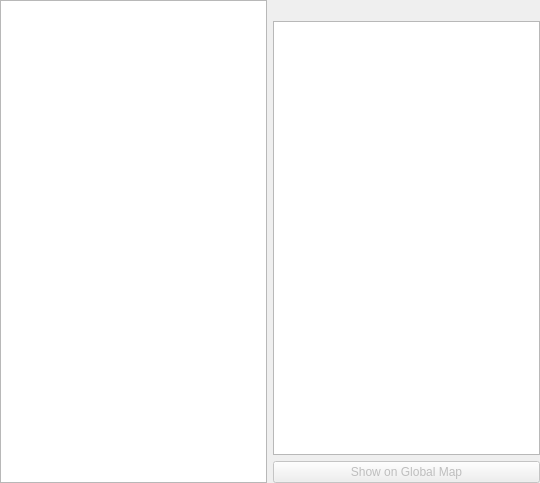
The window that widgets/quests/ui/questswidget.ui (matzman666/PyPipboyApp) describes before a commit, drawn with Qt 5.
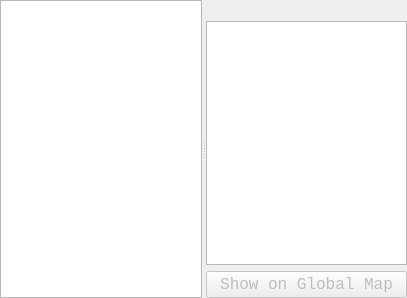
The same window after the commit.

Commit message:
Cleaned up my code so everything is following the same guidelines and format.
Converted all UI update calls to be Qt Signals.

Found a bug with the Stats widget where if I connect during the main menu and load a game, the Data's were not being updated. So I went back to a single 4 levels deep call to PlayerInfo. Everything updates now, but I'm afraid we might be seeing problems again with Akamal and the HotKey healing lag. Here's hoping no problems...

What changed in the file:
```diff
--- a/widgets/quests/ui/questswidget.ui
+++ b/widgets/quests/ui/questswidget.ui
@@ -6,14 +6,14 @@
    <rect>
     <x>0</x>
     <y>0</y>
-    <width>540</width>
-    <height>483</height>
+    <width>407</width>
+    <height>298</height>
    </rect>
   </property>
   <property name="windowTitle">
    <string>Form</string>
   </property>
-  <layout class="QVBoxLayout" name="verticalLayout">
+  <layout class="QVBoxLayout" name="verticalLayout_2">
    <property name="leftMargin">
     <number>0</number>
    </property>
@@ -27,14 +27,16 @@
     <number>0</number>
    </property>
    <item>
-    <layout class="QHBoxLayout" name="SideSplitter">
-     <item>
-      <widget class="QTableView" name="questView">
-       <property name="sizePolicy">
-        <sizepolicy hsizetype="Preferred" vsizetype="MinimumExpanding">
-         <horstretch>0</horstretch>
-         <verstretch>0</verstretch>
-        </sizepolicy>
+    <widget class="QSplitter" name="splitter">
+     <property name="orientation">
+      <enum>Qt::Horizontal</enum>
+     </property>
+     <widget class="QTableView" name="questList">
+      <property name="minimumSize">
+       <size>
+        <width>200</width>
+        <height>0</height>
+       </size>
        </property>
        <property name="font">
         <font>
@@ -42,15 +44,6 @@
          <pointsize>12</pointsize>
         </font>
        </property>
-       <property name="focusPolicy">
-        <enum>Qt::NoFocus</enum>
-       </property>
-       <property name="horizontalScrollBarPolicy">
-        <enum>Qt::ScrollBarAsNeeded</enum>
-       </property>
-       <property name="sizeAdjustPolicy">
-        <enum>QAbstractScrollArea::AdjustToContentsOnFirstShow</enum>
-       </property>
        <property name="editTriggers">
         <set>QAbstractItemView::NoEditTriggers</set>
        </property>
@@ -63,9 +56,6 @@
        <property name="showGrid">
         <bool>false</bool>
        </property>
-       <property name="wordWrap">
-        <bool>false</bool>
-       </property>
        <property name="cornerButtonEnabled">
         <bool>false</bool>
        </property>
@@ -75,33 +65,29 @@
        <attribute name="horizontalHeaderHighlightSections">
         <bool>false</bool>
        </attribute>
+      <attribute name="horizontalHeaderMinimumSectionSize">
+       <number>25</number>
+      </attribute>
+      <attribute name="horizontalHeaderStretchLastSection">
+       <bool>true</bool>
+      </attribute>
        <attribute name="verticalHeaderVisible">
         <bool>false</bool>
        </attribute>
        <attribute name="verticalHeaderDefaultSectionSize">
-        <number>24</number>
+       <number>25</number>
        </attribute>
        <attribute name="verticalHeaderHighlightSections">
         <bool>false</bool>
        </attribute>
        <attribute name="verticalHeaderMinimumSectionSize">
-        <number>24</number>
-       </attribute>
-       <attribute name="verticalHeaderStretchLastSection">
-        <bool>true</bool>
-       </attribute>
-      </widget>
-     </item>
-     <item>
-      <layout class="QVBoxLayout" name="LeftSideLayout">
+       <number>25</number>
+      </attribute>
+     </widget>
+     <widget class="QWidget" name="verticalLayoutWidget">
+      <layout class="QVBoxLayout" name="verticalLayout">
        <item>
         <widget class="QLabel" name="descriptionLabel">
-         <property name="sizePolicy">
-          <sizepolicy hsizetype="Ignored" vsizetype="Preferred">
-           <horstretch>0</horstretch>
-           <verstretch>0</verstretch>
-          </sizepolicy>
-         </property>
          <property name="font">
           <font>
            <family>Consolas</family>
@@ -111,34 +97,31 @@
          <property name="text">
           <string/>
          </property>
-         <property name="textFormat">
-          <enum>Qt::PlainText</enum>
-         </property>
          <property name="wordWrap">
           <bool>true</bool>
          </property>
         </widget>
        </item>
        <item>
-        <widget class="QTableView" name="objectiveView">
+        <widget class="QTableView" name="objectiveList">
          <property name="sizePolicy">
-          <sizepolicy hsizetype="Preferred" vsizetype="MinimumExpanding">
+          <sizepolicy hsizetype="Expanding" vsizetype="Expanding">
            <horstretch>0</horstretch>
            <verstretch>0</verstretch>
           </sizepolicy>
          </property>
+         <property name="minimumSize">
+          <size>
+           <width>200</width>
+           <height>0</height>
+          </size>
+         </property>
          <property name="font">
           <font>
            <family>Consolas</family>
            <pointsize>12</pointsize>
           </font>
          </property>
-         <property name="focusPolicy">
-          <enum>Qt::NoFocus</enum>
-         </property>
-         <property name="sizeAdjustPolicy">
-          <enum>QAbstractScrollArea::AdjustToContentsOnFirstShow</enum>
-         </property>
          <property name="editTriggers">
           <set>QAbstractItemView::NoEditTriggers</set>
          </property>
@@ -152,7 +135,7 @@
           <bool>false</bool>
          </property>
          <property name="wordWrap">
-          <bool>false</bool>
+          <bool>true</bool>
          </property>
          <property name="cornerButtonEnabled">
           <bool>false</bool>
@@ -163,20 +146,23 @@
          <attribute name="horizontalHeaderHighlightSections">
           <bool>false</bool>
          </attribute>
+         <attribute name="horizontalHeaderMinimumSectionSize">
+          <number>25</number>
+         </attribute>
+         <attribute name="horizontalHeaderStretchLastSection">
+          <bool>true</bool>
+         </attribute>
          <attribute name="verticalHeaderVisible">
           <bool>false</bool>
          </attribute>
          <attribute name="verticalHeaderDefaultSectionSize">
-          <number>24</number>
+          <number>25</number>
          </attribute>
          <attribute name="verticalHeaderHighlightSections">
           <bool>false</bool>
          </attribute>
          <attribute name="verticalHeaderMinimumSectionSize">
-          <number>24</number>
-         </attribute>
-         <attribute name="verticalHeaderStretchLastSection">
-          <bool>true</bool>
+          <number>25</number>
          </attribute>
         </widget>
        </item>
@@ -185,11 +171,11 @@
          <property name="enabled">
           <bool>false</bool>
          </property>
-         <property name="sizePolicy">
-          <sizepolicy hsizetype="Preferred" vsizetype="Fixed">
-           <horstretch>0</horstretch>
-           <verstretch>0</verstretch>
-          </sizepolicy>
+         <property name="font">
+          <font>
+           <family>Consolas</family>
+           <pointsize>12</pointsize>
+          </font>
          </property>
          <property name="text">
           <string>Show on Global Map</string>
@@ -197,8 +183,8 @@
         </widget>
        </item>
       </layout>
-     </item>
-    </layout>
+     </widget>
+    </widget>
    </item>
   </layout>
  </widget>
```
Left out of the diff: 19 changed lines with no effect on the pictures. Lines whose indentation alone changed are shown as unchanged. The commit also changes 13 other files.
